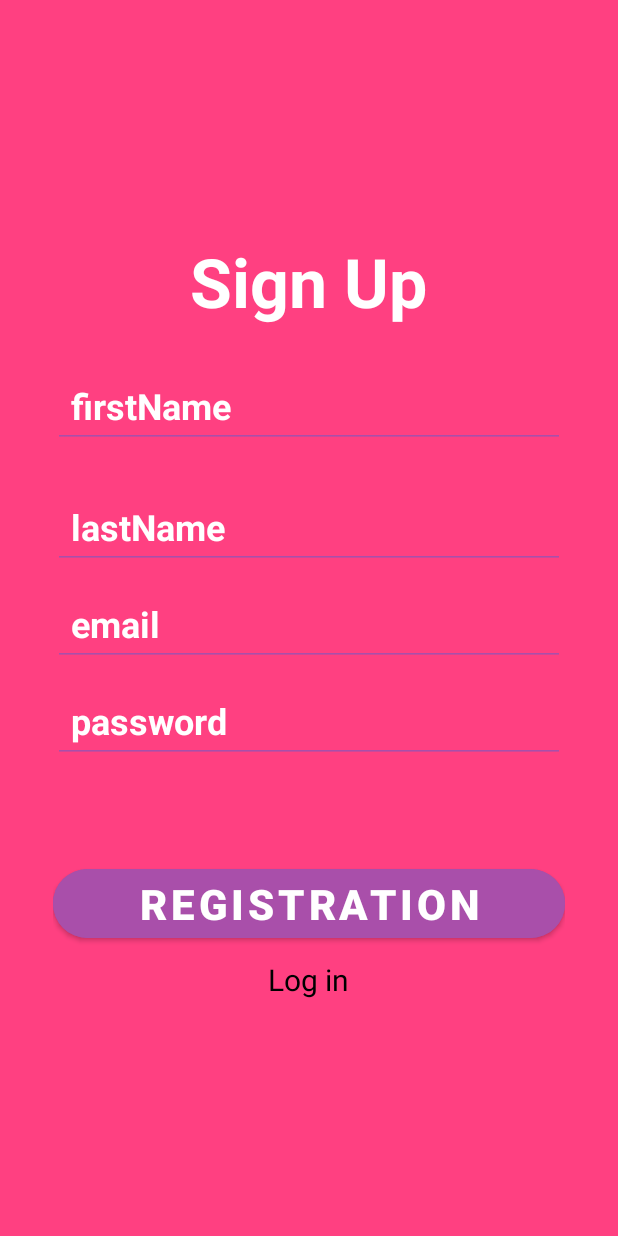
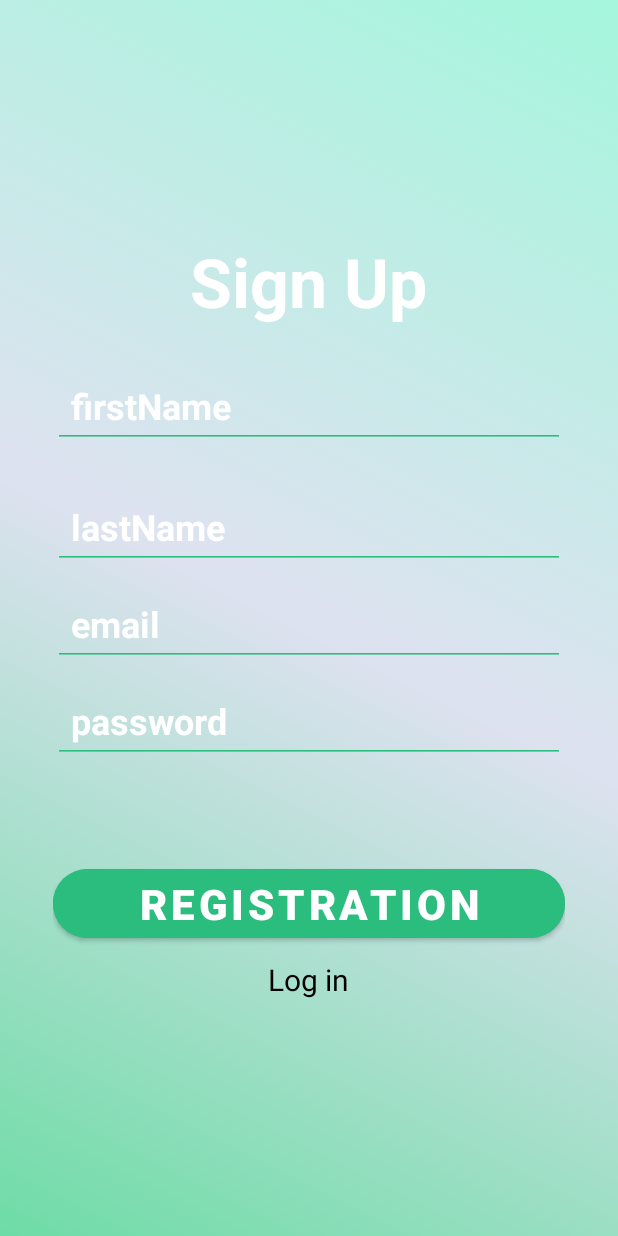
Before and after one commit to Gagik666/DeAsa1.2, an Android app: the RegistrationFragment screen opened through its navigation route, on a phone screen of 412 x 824 dp. Run offline under Robolectric (Android 15) with nearby library versions, the phone set to English and light mode, and no system bars; our stand-ins replace Firebase (no records; nobody signed in at launch, a user with empty details on screens opened directly); 1 statement that could not run was skipped.

Commit message:
update design and validate

```diff
--- a/app/src/main/java/com/example/deasa12/dataList/DataList.kt
+++ b/app/src/main/java/com/example/deasa12/object/dataList/DataList.kt
@@ -1,4 +1,4 @@
-package com.example.deasa10.dataList
+package com.example.deasa12.`object`.dataList
 
 import com.example.deasa12.models.Queue
 import com.example.deasa12.models.Teams
--- a/app/src/main/java/com/example/deasa12/screens/DeAsaStoageFragment.kt
+++ b/app/src/main/java/com/example/deasa12/screens/DeAsaStoageFragment.kt
@@ -8,7 +8,7 @@ import android.view.ViewGroup
 import android.widget.Toast
 import androidx.navigation.fragment.findNavController
 import androidx.recyclerview.widget.LinearLayoutManager
-import com.example.deasa10.dataList.DataList
+import com.example.deasa12.`object`.dataList.DataList
 import com.example.deasa12.R
 import com.example.deasa12.adapters.SingerAdapter
 import com.example.deasa12.databinding.FragmentDeAsaStoageBinding
--- a/app/src/main/java/com/example/deasa12/screens/PointFragment.kt
+++ b/app/src/main/java/com/example/deasa12/screens/PointFragment.kt
@@ -6,7 +6,7 @@ import android.view.LayoutInflater
 import android.view.View
 import android.view.ViewGroup
 import androidx.navigation.fragment.findNavController
-import com.example.deasa10.dataList.DataList
+import com.example.deasa12.`object`.dataList.DataList
 import com.example.deasa12.R
 import com.example.deasa12.databinding.FragmentPointBinding
 
--- a/app/src/main/java/com/example/deasa12/screens/SelectTeamFragment.kt
+++ b/app/src/main/java/com/example/deasa12/screens/SelectTeamFragment.kt
@@ -7,11 +7,9 @@ import android.view.View
 import android.view.ViewGroup
 import androidx.navigation.fragment.findNavController
 import androidx.navigation.fragment.navArgs
-import androidx.recyclerview.widget.LinearLayoutManager
-import com.example.deasa10.dataList.DataList
+import com.example.deasa12.`object`.dataList.DataList
 import com.example.deasa12.R
 import com.example.deasa12.databinding.FragmentSelectTeamBinding
-import com.example.deasa12.screens.dialogScreens.TeamDialogFragment
 import com.example.deasa12.screens.dialogScreens.TeamDialogFragmentArgs
 
 class SelectTeamFragment : Fragment() {
--- a/app/src/main/java/com/example/deasa12/screens/dialogScreens/TeamDialogFragment.kt
+++ b/app/src/main/java/com/example/deasa12/screens/dialogScreens/TeamDialogFragment.kt
@@ -1,14 +1,13 @@
 package com.example.deasa12.screens.dialogScreens
 
 import android.os.Bundle
-import androidx.fragment.app.Fragment
 import android.view.LayoutInflater
 import android.view.View
 import android.view.ViewGroup
 import androidx.fragment.app.DialogFragment
 import androidx.navigation.fragment.findNavController
 import androidx.navigation.fragment.navArgs
-import com.example.deasa10.dataList.DataList
+import com.example.deasa12.`object`.dataList.DataList
 import com.example.deasa12.R
 import com.example.deasa12.databinding.FragmentTeamDialogBinding
 
--- /dev/null
+++ b/app/src/main/res/drawable/baxgraund_fon.xml
@@ -0,0 +1,15 @@
+<?xml version="1.0" encoding="utf-8"?>
+<selector xmlns:android="http://schemas.android.com/apk/res/android">
+    xmlns:android="http://schemas.android.com/apk/res/android">
+    <item>
+        <shape>
+            <gradient
+                android:startColor="#6EDCA6"
+                android:centerColor="#DEE2F0"
+                android:endColor="#A4F6DC"
+                android:type="linear"
+                android:angle="45"
+                />
+        </shape>
+    </item>
+</selector>
--- a/app/src/main/res/layout/activity_splash_screen.xml
+++ b/app/src/main/res/layout/activity_splash_screen.xml
@@ -4,7 +4,7 @@
     xmlns:tools="http://schemas.android.com/tools"
     android:layout_width="match_parent"
     android:layout_height="match_parent"
-    android:background="#ff4081"
+    android:background="@drawable/baxgraund_fon"
     tools:context=".SplashScreenActivity">
 
     <TextView
@@ -14,7 +14,7 @@
         android:text="DeAsa"
         android:textSize="20sp"
         android:textStyle="bold"
-        android:textColor="#a94faa"
+        android:textColor="#2bbd7e"
         app:layout_constraintStart_toStartOf="parent"
         app:layout_constraintEnd_toEndOf="parent"
         app:layout_constraintTop_toTopOf="parent"
--- a/app/src/main/res/layout/fragment_de_asa_stoage.xml
+++ b/app/src/main/res/layout/fragment_de_asa_stoage.xml
@@ -4,7 +4,7 @@
     xmlns:tools="http://schemas.android.com/tools"
     android:layout_width="match_parent"
     android:layout_height="match_parent"
-    android:background="#ff4081"
+    android:background="@drawable/baxgraund_fon"
     android:padding="16dp"
     tools:context=".screens.DeAsaStoageFragment">
 
@@ -12,7 +12,7 @@
         android:id="@+id/tvTeam"
         android:layout_width="wrap_content"
         android:layout_height="wrap_content"
-        android:textColor="#a94faa"
+        android:textColor="#2bbd7e"
         android:textSize="28sp"
         android:textStyle="bold"
         app:layout_constraintStart_toStartOf="parent"
--- a/app/src/main/res/layout/fragment_point.xml
+++ b/app/src/main/res/layout/fragment_point.xml
@@ -4,7 +4,7 @@
     android:layout_width="match_parent"
     android:layout_height="match_parent"
     xmlns:app="http://schemas.android.com/apk/res-auto"
-    android:background="#ff4081"
+    android:background="@drawable/baxgraund_fon"
     android:padding="16dp"
     tools:context=".screens.PointFragment">
 
@@ -53,7 +53,7 @@
         android:layout_width="match_parent"
         android:layout_height="wrap_content"
         android:text="Play"
-        android:backgroundTint="#a94faa"
+        android:backgroundTint="#2bbd7e"
         android:textSize="28sp"
         android:textStyle="bold"
         app:layout_constraintStart_toStartOf="parent"
@@ -67,7 +67,7 @@
         android:layout_height="wrap_content"
         android:text="Next"
         android:visibility="invisible"
-        android:backgroundTint="#a94faa"
+        android:backgroundTint="#2bbd7e"
         android:textSize="28sp"
         android:textStyle="bold"
         app:layout_constraintStart_toStartOf="parent"
--- a/app/src/main/res/layout/fragment_registration.xml
+++ b/app/src/main/res/layout/fragment_registration.xml
@@ -4,7 +4,7 @@
     android:layout_width="match_parent"
     android:layout_height="match_parent"
     xmlns:app="http://schemas.android.com/apk/res-auto"
-    android:background="#ff4081"
+    android:background="@drawable/baxgraund_fon"
     android:padding="35dp"
     tools:context=".screens.RegistrationFragment">
 
@@ -34,7 +34,7 @@
             android:layout_height="wrap_content"
             android:layout_marginTop="24dp"
             android:hint="firstName"
-            android:backgroundTint="#a94faa"
+            android:backgroundTint="#2bbd7e"
             android:inputType="textImeMultiLine"
             android:padding="12dp"
             android:textColor="@color/white"
@@ -49,7 +49,7 @@
             android:layout_marginTop="24dp"
             android:hint="lastName"
             android:inputType="textImeMultiLine"
-            android:backgroundTint="#a94faa"
+            android:backgroundTint="#2bbd7e"
             android:padding="12dp"
             android:textColor="@color/white"
             android:textColorHint="@color/white"
@@ -62,7 +62,7 @@
             android:layout_height="wrap_content"
             android:layout_marginTop="8dp"
             android:hint="@string/email"
-            android:backgroundTint="#a94faa"
+            android:backgroundTint="#2bbd7e"
             android:inputType="textEmailAddress"
             android:padding="12dp"
             android:textColor="@color/white"
@@ -78,7 +78,7 @@
             android:hint="@string/password"
             android:padding="12dp"
             android:inputType="textPassword"
-            android:backgroundTint="#a94faa"
+            android:backgroundTint="#2bbd7e"
             android:textColor="@color/white"
             android:textColorHint="@color/white"
             android:textSize="24sp"
@@ -99,7 +99,7 @@
             android:layout_width="match_parent"
             android:layout_height="wrap_content"
             android:layout_marginTop="24dp"
-            android:backgroundTint="#a94faa"
+            android:backgroundTint="#2bbd7e"
             android:text="@string/registration"
             android:textSize="28sp"
             android:textStyle="bold"
--- a/app/src/main/res/layout/fragment_select_team.xml
+++ b/app/src/main/res/layout/fragment_select_team.xml
@@ -4,7 +4,7 @@
     xmlns:tools="http://schemas.android.com/tools"
     android:layout_width="match_parent"
     android:layout_height="match_parent"
-    android:background="#ff4081"
+    android:background="@drawable/baxgraund_fon"
     android:padding="16dp"
     tools:context=".screens.SelectTeamFragment">
 
@@ -47,7 +47,7 @@
         android:layout_height="wrap_content"
         android:layout_marginTop="8dp"
         android:text="Start"
-        android:backgroundTint="#a94faa"
+        android:backgroundTint="#2bbd7e"
         android:textSize="28sp"
         android:textStyle="bold"
         app:cornerRadius="24dp"
--- a/app/src/main/res/layout/fragment_setings.xml
+++ b/app/src/main/res/layout/fragment_setings.xml
@@ -4,7 +4,7 @@
     xmlns:tools="http://schemas.android.com/tools"
     android:layout_width="match_parent"
     android:layout_height="match_parent"
-    android:background="#ff4081"
+    android:background="@drawable/baxgraund_fon"
     android:padding="25dp"
     tools:context=".screens.SetingsFragment">
 
@@ -14,7 +14,7 @@
         android:layout_height="wrap_content"
         android:layout_marginStart="24dp"
         android:text="SETINGS"
-        android:textColor="#a94faa"
+        android:textColor="#2bbd7e"
         android:textSize="32sp"
         android:textStyle="bold"
         app:layout_constraintStart_toStartOf="parent"
--- a/app/src/main/res/layout/item_singer.xml
+++ b/app/src/main/res/layout/item_singer.xml
@@ -4,7 +4,7 @@
     android:layout_height="wrap_content"
     android:paddingHorizontal="40dp"
     android:paddingBottom="16dp"
-    android:background="#ff4081"
+    android:background="@drawable/baxgraund_fon"
     xmlns:app="http://schemas.android.com/apk/res-auto">
 
     <com.google.android.material.button.MaterialButton
@@ -16,7 +16,7 @@
         app:cornerRadius="16dp"
         android:textStyle="bold"
         android:textColor="@color/black"
-        android:backgroundTint="#ff4081"
+        android:backgroundTint="#ABEACF"
         app:layout_constraintStart_toStartOf="parent"
         app:layout_constraintTop_toTopOf="parent"
         app:layout_constraintEnd_toEndOf="parent"
--- a/app/src/main/res/layout/nav_header_profil.xml
+++ b/app/src/main/res/layout/nav_header_profil.xml
@@ -4,7 +4,7 @@
     xmlns:app="http://schemas.android.com/apk/res-auto"
     android:layout_width="match_parent"
     android:layout_height="wrap_content"
-    android:background="#ff4081"
+    android:background="#2bbd7e"
     android:padding="20dp">
 
     <ImageView
--- a/app/src/main/res/values/colors.xml
+++ b/app/src/main/res/values/colors.xml
@@ -2,7 +2,7 @@
 <resources>
     <color name="purple_200">#FFBB86FC</color>
     <color name="purple_500">#FF6200EE</color>
-    <color name="purple_700">#c60055</color>
+    <color name="purple_700">#2bbd7e</color>
     <color name="teal_200">#FF03DAC5</color>
     <color name="teal_700">#FF018786</color>
     <color name="black">#FF000000</color>
```
Also changed, not shown: app/src/main/java/com/example/deasa12/object/funs/Funs.kt (added, +20 -0 lines), app/src/main/java/com/example/deasa12/screens/RegistrationFragment.kt (+7 -2 lines), app/src/main/res/layout/fragment_log_in.xml (+4 -4 lines), app/src/main/res/layout/fragment_start.xml (+4 -4 lines), app/src/main/res/layout/fragment_team_dialog.xml (+5 -5 lines).
